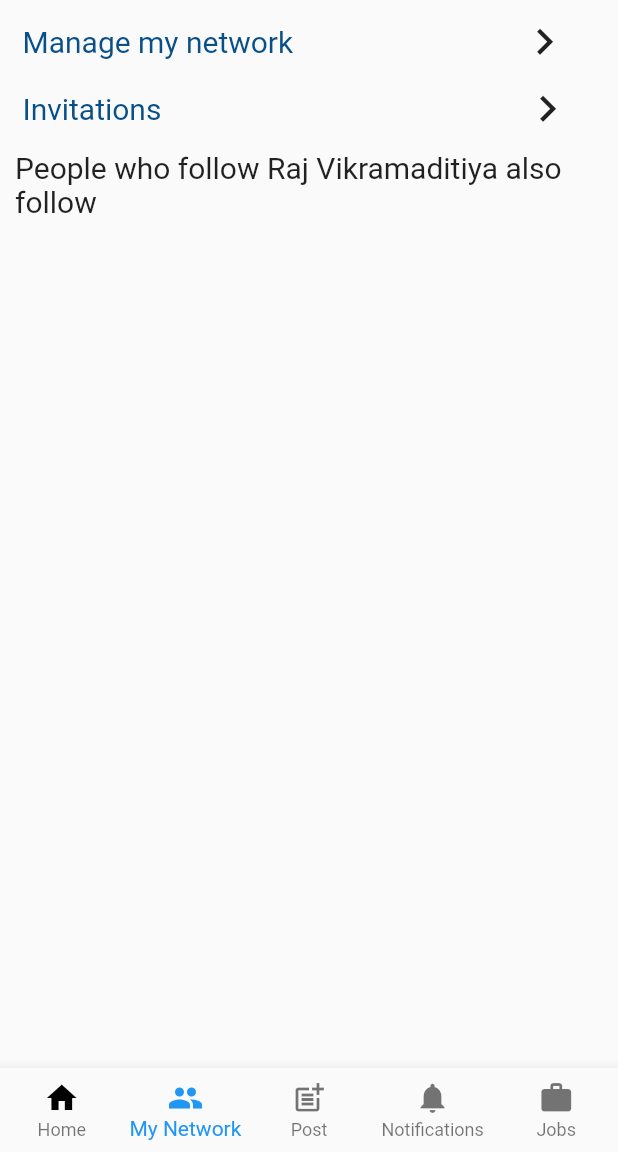
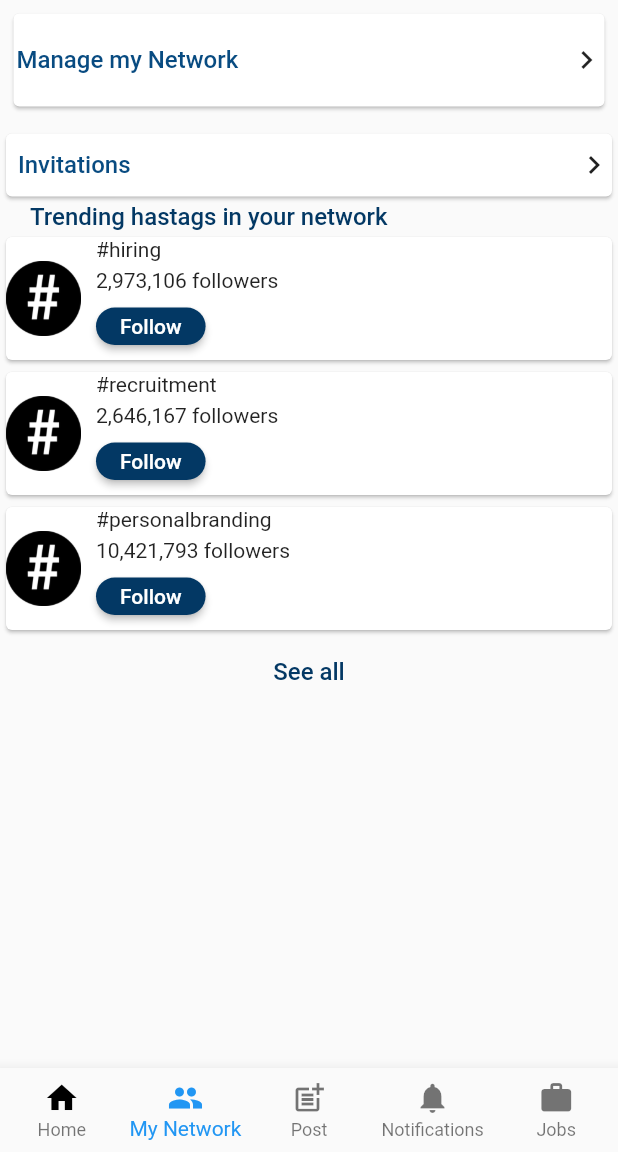
Before and after one commit to Mathi27/LinkedinClone, a Flutter app: the screen it shows once a user with an empty profile is signed in, item 2 of the bottom bar chosen, on a phone screen of 412 x 824 dp, the part 84-1236 px from its top. Run offline on Flutter 3.47's test engine with Material 2 defaults, Android fonts, the phone set to English and light mode, and no system bars; our stand-ins replace firebase_auth, firebase_core, firebase_crashlytics, firebase_messaging, flutter_local_notifications, font_awesome_flutter and 2 more; accounts and stored records are empty; network calls fail.

Commit message:
"commit"

```diff
--- a/lib/MainScreen/MyNetwork.dart
+++ b/lib/MainScreen/MyNetwork.dart
@@ -1,4 +1,54 @@
 import 'package:flutter/material.dart';
+import 'package:linkedinui/MyNetworkActivity/recommended.dart';
+import 'package:linkedinui/MyNetworkActivity/trending.dart';
+import 'package:linkedinui/MyNetworkActivity/trendingHashtags.dart';
+
+List<recommended> network = [
+  recommended(
+    Name: 'Paras Saini',
+    Description: 'SDE @ Microsoft | NIT Allahabad ',
+    about: 'Talks about #coding , #youtuber , #programminbg',
+  ),
+  recommended(
+    Name: 'Ritika Singh',
+    Description: 'Talent Acquisition Specialist at Genpact',
+    about: 'Talks about #product , #marketing',
+  ),
+];
+
+List<trendingPages> pages = [
+  trendingPages(
+    title: 'Get Hired with GeeksforGeeks',
+    followers: '178,652 followers',
+  ),
+  trendingPages(
+    title: 'Capgemini',
+    followers: '4965962 followers',
+  ),
+  trendingPages(
+    title: 'CodeChef',
+    followers: '437,064 followers',
+  ),
+  trendingPages(
+    title: 'Tech Mahindra',
+    followers: '3,744,475 followers',
+  ),
+];
+
+List<HastagTrending> HastagTrend = [
+  HastagTrending(
+    PageName: "#hiring",
+    Followers: "2,973,106 followers",
+  ),
+  HastagTrending(
+    PageName: "#recruitment",
+    Followers: "2,646,167 followers",
+  ),
+  HastagTrending(
+    PageName: "#personalbranding",
+    Followers: "10,421,793 followers",
+  ),
+];
 
 class networkingPage extends StatefulWidget {
   const networkingPage({super.key});
@@ -10,63 +60,149 @@
 class _networkingPageState extends State<networkingPage> {
   @override
   Widget build(BuildContext context) {
-    return Scaffold(
-      body: ListView(
+    return ListView(
+      scrollDirection: Axis.vertical,
       children: [
-          Column(
+        Container(
+          padding: EdgeInsets.all(5),
+          width: double.infinity,
+          height: 80,
+          child: Card(
+            // elevation: 5,
+            child: Row(
+              children: [
+                SizedBox(
+                  width: 2,
+                ),
+                Text(
+                  "Manage my Network",
+                  style: TextStyle(
+                      color: Color.fromARGB(255, 8, 75, 129),
+                      fontWeight: FontWeight.w500,
+                      fontSize: 16),
+                ),
+                Spacer(),
+                Icon(Icons.chevron_right),
+              ],
+            ),
+          ),
+        ),
+        SizedBox(
+          height: 5,
+        ),
+        Container(
+          height: 50,
+          child: Card(
+            // elevation: 5,
+            child: Row(children: [
+              SizedBox(
+                width: 8,
+              ),
+              Text(
+                "Invitations",
+                style: TextStyle(
+                    color: Color.fromARGB(255, 8, 75, 129),
+                    fontWeight: FontWeight.w500,
+                    fontSize: 16),
+              ),
+              Spacer(),
+              Icon(Icons.chevron_right),
+            ]),
+          ),
+        ),
+        Row(
+          children: [
+            SizedBox(
+              width: 20,
+            ),
+            Text(
+              "Trending hastags in your network ",
+              style: TextStyle(
+                  color: Color.fromARGB(255, 3, 56, 100),
+                  fontWeight: FontWeight.w500,
+                  fontSize: 16),
+            ),
+          ],
+        ),
+        ...HastagTrend.map((value) => MyWidget(ht: value)).toList(),
+        Container(
+          width: 50,
+          child: TextButton(
+              onPressed: () {},
+              child: Text("See all",
+                  style: TextStyle(
+                      color: Color.fromARGB(255, 3, 56, 100),
+                      fontWeight: FontWeight.w500,
+                      fontSize: 16))),
+        )
+      ],
+    );
+  }
+}
+
+class recomendedWidget extends StatelessWidget {
+  const recomendedWidget({super.key});
+
+  @override
+  Widget build(BuildContext context) {
+    return Container();
+  }
+}
+
+class MyWidget extends StatelessWidget {
+  HastagTrending? ht;
+  MyWidget({this.ht});
+  @override
+  Widget build(BuildContext context) {
+    return Card(
+      child: Container(
+        child: Row(children: [
+          Image(
+            height: 50,
+            width: 50,
+            image: AssetImage('assets/hastags.png'),
+          ),
+          SizedBox(
+            width: 10,
+          ),
+          Container(
+            child: Column(
               crossAxisAlignment: CrossAxisAlignment.start,
               children: [
-              Container(
-                padding: EdgeInsets.only(left: 15, right: 10, top: 10),
+                Text(ht!.PageName.toString()),
+                SizedBox(
+                  height: 5,
+                ),
+                Text(ht!.Followers.toString()),
+                SizedBox(
+                  height: 10,
+                ),
+                SizedBox(
+                  height: 25,
+                  child: ElevatedButton(
+                    style: ElevatedButton.styleFrom(
+                      shape: RoundedRectangleBorder(
+                        borderRadius: BorderRadius.all(Radius.circular(50)),
+                      ),
+                      backgroundColor: Color.fromARGB(255, 3, 56, 100),
+                    ),
+                    onPressed: () {},
                     child: Row(
                       children: [
-                    const Text(
-                      "Manage my network",
-                      style: TextStyle(
-                          color: Color.fromARGB(255, 9, 79, 136), fontSize: 20),
-                    ),
-                    SizedBox(
-                      width: 150,
-                    ),
-                    Icon(
-                      Icons.chevron_right,
-                      size: 35,
+                        Text(
+                          "Follow",
                         ),
                       ],
+                    ),
                   ),
                 ),
                 SizedBox(
                   height: 10,
                 ),
-              Container(
-                padding: EdgeInsets.only(left: 15),
-                child: Row(
-                  children: [
-                    const Text(
-                      "Invitations",
-                      style: TextStyle(
-                          color: Color.fromARGB(255, 9, 79, 136), fontSize: 20),
-                    ),
-                    SizedBox(
-                      width: 240,
-                    ),
-                    Icon(
-                      Icons.chevron_right,
-                      size: 35,
-                    ),
               ],
             ),
-              ),
-              Container(
-                padding: EdgeInsets.all(10),
-                child: Text(
-                  "People who follow Raj Vikramaditiya also follow",
-                  style: TextStyle(fontSize: 20),
-                ),
           )
-            ],
-          ),
-        ],
+        ]),
       ),
     );
   }
--- a/lib/MainScreen/notifications.dart
+++ b/lib/MainScreen/notifications.dart
@@ -11,7 +11,12 @@
   @override
   Widget build(BuildContext context) {
     return Scaffold(
-      body: Center(child: Text('This is Notifications Screen')),
+      body: Center(
+        child: ElevatedButton(
+          onPressed: () => throw Exception(),
+          child: const Text("Throw Test Exception"),
+        ),
+      ),
     );
   }
 }
--- /dev/null
+++ b/lib/MyNetworkActivity/recommended.dart
@@ -0,0 +1,7 @@
+class recommended {
+  String? Name;
+  String? Description;
+  String? about;
+
+  recommended({this.Name, this.Description, this.about});
+}
--- /dev/null
+++ b/lib/MyNetworkActivity/trending.dart
@@ -0,0 +1,7 @@
+class trendingPages {
+  String? title;
+  String? followers;
+
+  trendingPages({this.title, this.followers});
+}
+//trending pages.
--- /dev/null
+++ b/lib/MyNetworkActivity/trendingHashtags.dart
@@ -0,0 +1,6 @@
+class HastagTrending {
+  String? PageName;
+  String? Followers;
+
+  HastagTrending({this.PageName, this.Followers});
+}
--- a/lib/main.dart
+++ b/lib/main.dart
@@ -1,3 +1,5 @@
+import 'dart:async';
+
 import 'package:firebase_messaging/firebase_messaging.dart';
 import 'package:flutter/foundation.dart';
 import 'package:flutter/material.dart';
@@ -17,18 +19,26 @@
 import 'package:firebase_messaging/firebase_messaging.dart';
 // import 'package:firebase_messaging/firebase_messaging.dart';
 import 'package:flutter_local_notifications/flutter_local_notifications.dart';
+import 'package:firebase_crashlytics/firebase_crashlytics.dart';
 
 Future<void> _firebaseMessagingBackgroundHandler(message) async {
   await Firebase.initializeApp();
   print('Handling a background message ${message.messageId}');
 }
 
-Future<void> main() async {
-  WidgetsFlutterBinding.ensureInitialized();
-  await Firebase.initializeApp();
-  FirebaseMessaging.onBackgroundMessage(_firebaseMessagingBackgroundHandler);
+void main() async {
+  runZonedGuarded<Future<void>>(() async {
+    WidgetsFlutterBinding.ensureInitialized();
+    await Firebase.initializeApp();
+    // The following lines are the same as previously explained in "Handling uncaught errors"
+    FlutterError.onError = FirebaseCrashlytics.instance.recordFlutterError;
+    FirebaseMessaging.onBackgroundMessage(_firebaseMessagingBackgroundHandler);
 
-  runApp(LinkedIn());
+    runApp(LinkedIn());
+  },
+      (error, stack) =>
+          FirebaseCrashlytics.instance.recordError(error, stack, fatal: true));
+  ;
 }
 
 class LinkedIn extends StatefulWidget {
--- a/pubspec.yaml
+++ b/pubspec.yaml
@@ -46,6 +46,7 @@
   firebase_core: ^1.23.0
   firebase_messaging: ^13.0.3
   flutter_local_notifications: ^11.0.1
+  firebase_crashlytics: ^2.8.12
 
 
 
```
Also changed, not shown: assets/hastags.png (added), pubspec.lock, 3 other files. Lines whose indentation alone changed are shown as unchanged.
